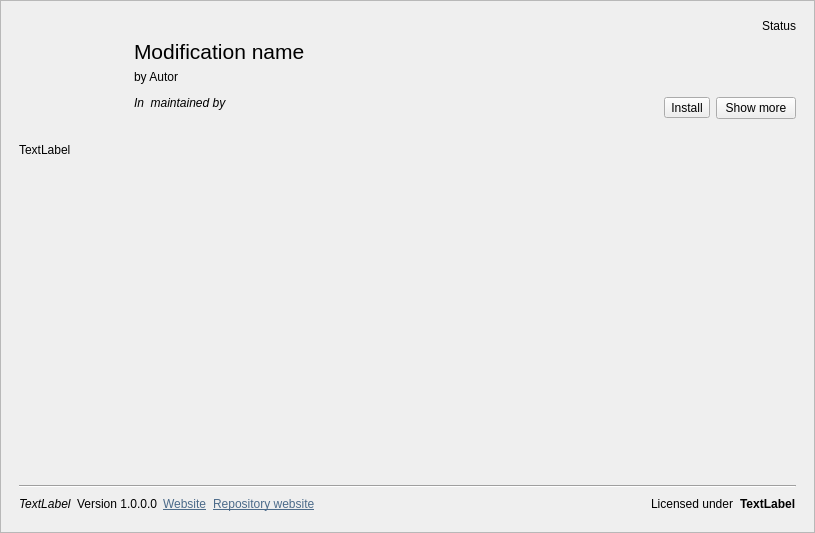
Old version of the form src/modrepositoryentrywidget.ui in the repository kriana/SilVerPLuM.
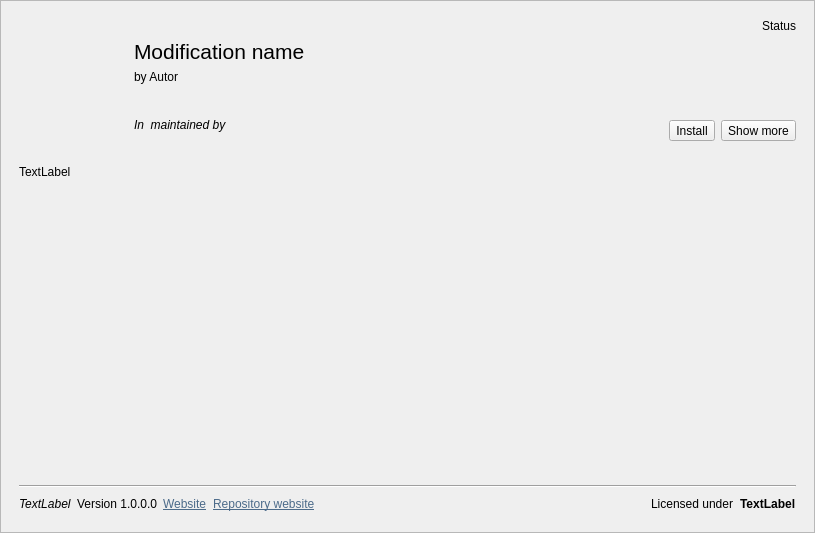
New version of the form. Icons and pictures are not drawn.

```diff
--- a/src/modrepositoryentrywidget.ui
+++ b/src/modrepositoryentrywidget.ui
@@ -49,13 +49,13 @@
         <property name="minimumSize">
          <size>
           <width>0</width>
-          <height>100</height>
+          <height>140</height>
          </size>
         </property>
         <property name="maximumSize">
          <size>
           <width>16777215</width>
-          <height>120</height>
+          <height>140</height>
          </size>
         </property>
         <layout class="QHBoxLayout" name="horizontalLayout_2">
@@ -193,7 +193,7 @@
               </widget>
              </item>
              <item>
-              <widget class="QPushButton" name="btnShowMore">
+              <widget class="QToolButton" name="btnShowMore">
                <property name="text">
                 <string>Show more</string>
                </property>
@@ -204,6 +204,9 @@
                <property name="checkable">
                 <bool>true</bool>
                </property>
+               <property name="toolButtonStyle">
+                <enum>Qt::ToolButtonTextBesideIcon</enum>
+               </property>
               </widget>
              </item>
             </layout>
```
